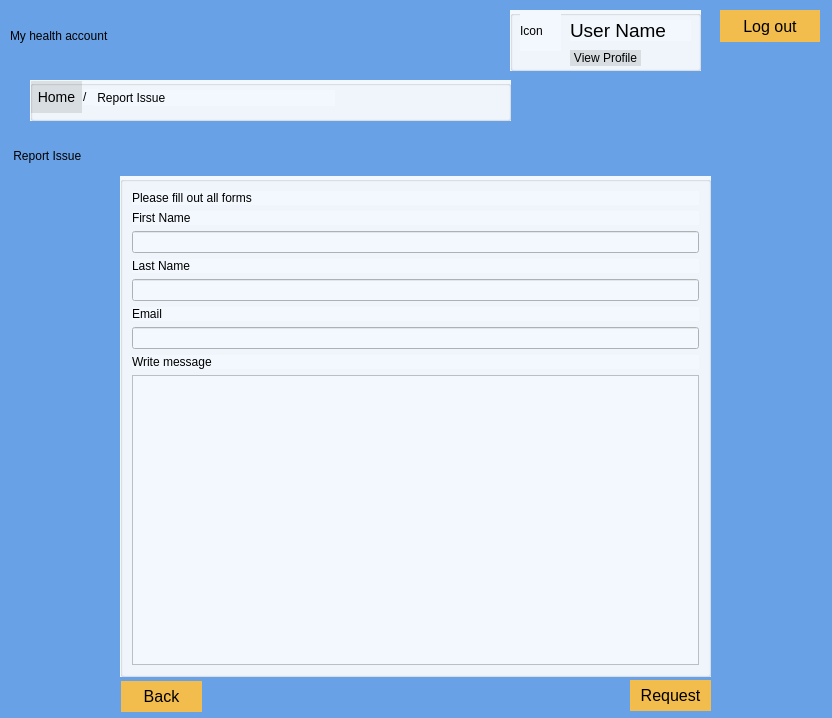
Qt form userreportissue.ui (Darijan444/COV-19-Desktop_App) before a commit.
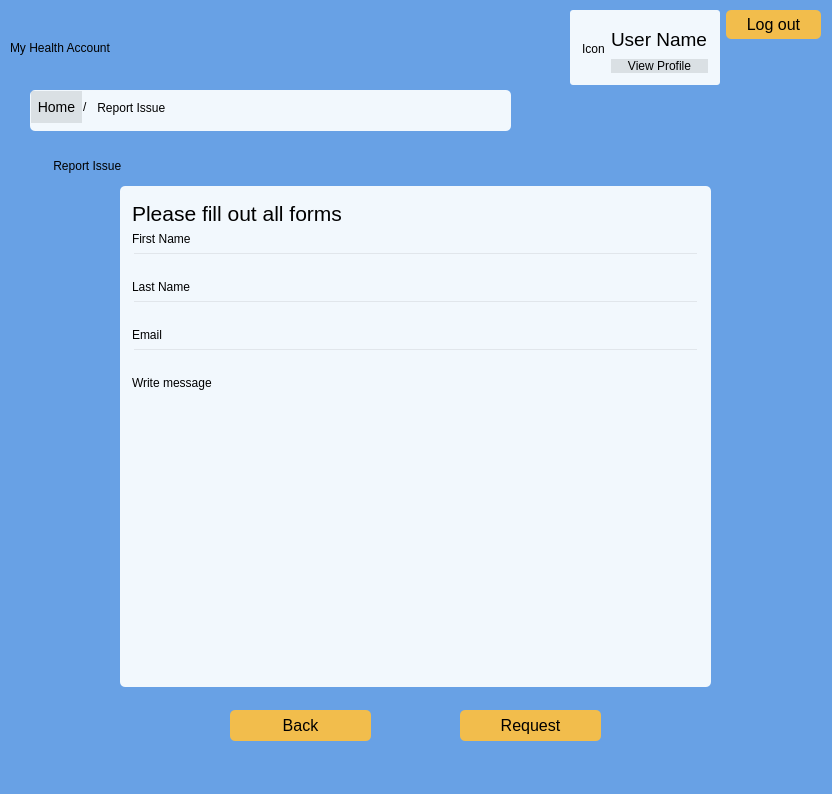
The same form after that commit.

The edit to the form file:
```diff
--- a/userreportissue.ui
+++ b/userreportissue.ui
@@ -7,7 +7,7 @@
     <x>0</x>
     <y>0</y>
     <width>832</width>
-    <height>718</height>
+    <height>794</height>
    </rect>
   </property>
   <property name="windowTitle">
@@ -16,154 +16,20 @@
   <property name="styleSheet">
    <string notr="true">background-color: rgb(104, 161, 229);</string>
   </property>
-  <widget class="QLabel" name="label_6">
-   <property name="geometry">
-    <rect>
-     <x>10</x>
-     <y>10</y>
-     <width>321</width>
-     <height>51</height>
-    </rect>
-   </property>
-   <property name="styleSheet">
-    <string notr="true">font: 24pt &quot;.AppleSystemUIFont&quot;;
-background-color: rgb(104, 161, 229);</string>
-   </property>
-   <property name="text">
-    <string>My health account </string>
-   </property>
-  </widget>
-  <widget class="QGroupBox" name="groupBox_6">
-   <property name="geometry">
-    <rect>
-     <x>510</x>
-     <y>10</y>
-     <width>191</width>
-     <height>61</height>
-    </rect>
-   </property>
-   <property name="styleSheet">
-    <string notr="true">background-color: rgb(242, 248, 253)</string>
-   </property>
-   <property name="title">
-    <string/>
-   </property>
-   <widget class="QLabel" name="labelUserName">
-    <property name="geometry">
-     <rect>
-      <x>60</x>
-      <y>10</y>
-      <width>121</width>
-      <height>21</height>
-     </rect>
-    </property>
-    <property name="font">
-     <font>
-      <family>.AppleSystemUIFont</family>
-      <pointsize>14</pointsize>
-      <italic>false</italic>
-      <bold>false</bold>
-     </font>
-    </property>
-    <property name="styleSheet">
-     <string notr="true">font: 14pt &quot;.AppleSystemUIFont&quot;;
-background-color: rgb(242, 248, 253)</string>
-    </property>
-    <property name="text">
-     <string>User Name</string>
-    </property>
-   </widget>
-   <widget class="QLabel" name="labelIconUser">
-    <property name="geometry">
-     <rect>
-      <x>10</x>
-      <y>0</y>
-      <width>41</width>
-      <height>41</height>
-     </rect>
-    </property>
-    <property name="styleSheet">
-     <string notr="true">background-color: rgb(242, 248, 253)</string>
-    </property>
-    <property name="text">
-     <string>Icon</string>
-    </property>
-   </widget>
-   <widget class="QPushButton" name="pushButtonViewProfile">
-    <property name="geometry">
-     <rect>
-      <x>60</x>
-      <y>40</y>
-      <width>71</width>
-      <height>16</height>
-     </rect>
-    </property>
-    <property name="styleSheet">
-     <string notr="true">QPushButton {
-	background-color: rgb(0, 0, 0,0.1); 
-	border: none; 
-	color: rgb(0, 0, 0); 
-	font: 12px;
-} 
-
-QPushButton:hover { 
-	background-color: rgb(0, 0, 0, 0.1); 
-	border: none; 
-	color: rgb(0, 43, 255); 
-}</string>
-    </property>
-    <property name="text">
-     <string>View Profile</string>
-    </property>
-   </widget>
-  </widget>
-  <widget class="QPushButton" name="pushButtonLogout">
-   <property name="geometry">
-    <rect>
-     <x>720</x>
-     <y>10</y>
-     <width>100</width>
-     <height>32</height>
-    </rect>
-   </property>
-   <property name="styleSheet">
-    <string notr="true">QPushButton {
-
-    background-color: rgb(242, 189, 76); 
-
-    border: none; 
-
-    color: rgb(0, 0, 0); 
-
-    font: 16px;
-
-} 
-
-QPushButton:hover { 
-
-    background-color: rgb(245, 149, 66); 
-
-    border: none; 
-
-    color: rgb(0, 43, 255); 
-
-}</string>
-   </property>
-   <property name="text">
-    <string>Log out</string>
-   </property>
-  </widget>
   <widget class="QGroupBox" name="groupBox">
    <property name="geometry">
     <rect>
      <x>120</x>
-     <y>176</y>
+     <y>186</y>
      <width>591</width>
      <height>501</height>
     </rect>
    </property>
    <property name="styleSheet">
-    <string notr="true">background-color: rgb(242, 248, 253)</string>
+    <string notr="true">QGroupBox { 
+     border-radius: 5px; 
+	background-color: rgb(242, 248, 253);
+ } </string>
    </property>
    <property name="title">
     <string/>
@@ -171,9 +37,17 @@
    <layout class="QVBoxLayout" name="verticalLayout_5">
     <item>
      <widget class="QLabel" name="label">
+      <property name="font">
+       <font>
+        <family>.AppleSystemUIFont</family>
+        <pointsize>16</pointsize>
+        <italic>false</italic>
+        <bold>false</bold>
+       </font>
+      </property>
       <property name="styleSheet">
        <string notr="true">font: 16pt &quot;.AppleSystemUIFont&quot;;
-background-color: rgb(242, 248, 253)</string>
+background-color: rgb(242, 248, 253, 0)</string>
       </property>
       <property name="text">
        <string>Please fill out all forms</string>
@@ -185,7 +59,7 @@
       <item>
        <widget class="QLabel" name="label_2">
         <property name="styleSheet">
-         <string notr="true">background-color: rgb(242, 248, 253)</string>
+         <string notr="true">background-color: rgb(242, 248, 253, 0)</string>
         </property>
         <property name="text">
          <string>First Name</string>
@@ -195,7 +69,7 @@
       <item>
        <widget class="QLineEdit" name="lineEditFirstName">
         <property name="styleSheet">
-         <string notr="true">background-color: rgb(242, 248, 253)</string>
+         <string notr="true">background-color: rgb(242, 248, 253, 0)</string>
         </property>
        </widget>
       </item>
@@ -206,7 +80,7 @@
       <item>
        <widget class="QLabel" name="label_3">
         <property name="styleSheet">
-         <string notr="true">background-color: rgb(242, 248, 253)</string>
+         <string notr="true">background-color: rgb(242, 248, 253, 0)</string>
         </property>
         <property name="text">
          <string>Last Name</string>
@@ -216,7 +90,7 @@
       <item>
        <widget class="QLineEdit" name="lineEditLastName">
         <property name="styleSheet">
-         <string notr="true">background-color: rgb(242, 248, 253)</string>
+         <string notr="true">background-color: rgb(242, 248, 253, 0)</string>
         </property>
        </widget>
       </item>
@@ -227,7 +101,7 @@
       <item>
        <widget class="QLabel" name="label_5">
         <property name="styleSheet">
-         <string notr="true">background-color: rgb(242, 248, 253)</string>
+         <string notr="true">background-color: rgb(242, 248, 253, 0)</string>
         </property>
         <property name="text">
          <string>Email</string>
@@ -237,7 +111,7 @@
       <item>
        <widget class="QLineEdit" name="lineEditEmail">
         <property name="styleSheet">
-         <string notr="true">background-color: rgb(242, 248, 253)</string>
+         <string notr="true">background-color: rgb(242, 248, 253, 0)</string>
         </property>
        </widget>
       </item>
@@ -248,7 +122,7 @@
       <item>
        <widget class="QLabel" name="label_12">
         <property name="styleSheet">
-         <string notr="true">background-color: rgb(242, 248, 253)</string>
+         <string notr="true">background-color: rgb(242, 248, 253, 0)</string>
         </property>
         <property name="text">
          <string>Write message</string>
@@ -258,7 +132,7 @@
       <item>
        <widget class="QTextEdit" name="textEditMessage">
         <property name="styleSheet">
-         <string notr="true">background-color: rgb(242, 248, 253)</string>
+         <string notr="true">background-color: rgb(242, 248, 253, 0)</string>
         </property>
        </widget>
       </item>
@@ -272,8 +146,8 @@
   <widget class="QLabel" name="label_7">
    <property name="geometry">
     <rect>
-     <x>10</x>
-     <y>140</y>
+     <x>50</x>
+     <y>150</y>
      <width>201</width>
      <height>31</height>
     </rect>
@@ -290,13 +164,16 @@
    <property name="geometry">
     <rect>
      <x>30</x>
-     <y>80</y>
+     <y>90</y>
      <width>481</width>
      <height>41</height>
     </rect>
    </property>
    <property name="styleSheet">
-    <string notr="true">background-color: rgb(242, 248, 253)</string>
+    <string notr="true">QGroupBox { 
+     border-radius: 5px; 
+	background-color: rgb(242, 248, 253);
+ } </string>
    </property>
    <property name="title">
     <string/>
@@ -310,6 +187,9 @@
       <height>16</height>
      </rect>
     </property>
+    <property name="styleSheet">
+     <string notr="true">background-color: rgb(242, 248, 253,0)</string>
+    </property>
     <property name="text">
      <string>/</string>
     </property>
@@ -324,7 +204,7 @@
      </rect>
     </property>
     <property name="styleSheet">
-     <string notr="true">background-color: rgb(242, 248, 253)</string>
+     <string notr="true">background-color: rgb(242, 248, 253, 0)</string>
     </property>
     <property name="text">
      <string> Report Issue</string>
@@ -361,23 +241,19 @@
   <widget class="QPushButton" name="pushButtonBack">
    <property name="geometry">
     <rect>
-     <x>121</x>
-     <y>681</y>
-     <width>81</width>
+     <x>230</x>
+     <y>710</y>
+     <width>141</width>
      <height>31</height>
     </rect>
    </property>
    <property name="styleSheet">
     <string notr="true">QPushButton {
-
     background-color: rgb(242, 189, 76); 
-
-    border: none; 
-
+    border: none;
+     border-radius: 5px; 
     color: rgb(0, 0, 0); 
-
     font: 16px;
-
 } 
 
 QPushButton:hover { 
@@ -387,8 +263,9 @@
     border: none; 
 
     color: rgb(0, 43, 255); 
-
-}</string>
+    padding: 5 20px;
+}
+</string>
    </property>
    <property name="text">
     <string>Back</string>
@@ -397,23 +274,19 @@
   <widget class="QPushButton" name="pushButtonRequest">
    <property name="geometry">
     <rect>
-     <x>630</x>
-     <y>680</y>
-     <width>81</width>
+     <x>460</x>
+     <y>710</y>
+     <width>141</width>
      <height>31</height>
     </rect>
    </property>
    <property name="styleSheet">
     <string notr="true">QPushButton {
-
     background-color: rgb(242, 189, 76); 
-
-    border: none; 
-
+    border: none;
+     border-radius: 5px; 
     color: rgb(0, 0, 0); 
-
     font: 16px;
-
 } 
 
 QPushButton:hover { 
@@ -423,13 +296,163 @@
     border: none; 
 
     color: rgb(0, 43, 255); 
-
-}</string>
+    padding: 5 20px;
+}
+</string>
    </property>
    <property name="text">
     <string>Request</string>
    </property>
   </widget>
+  <widget class="QWidget" name="layoutWidget_2">
+   <property name="geometry">
+    <rect>
+     <x>10</x>
+     <y>10</y>
+     <width>811</width>
+     <height>75</height>
+    </rect>
+   </property>
+   <layout class="QHBoxLayout" name="horizontalLayout_3">
+    <item>
+     <widget class="QLabel" name="label_4">
+      <property name="styleSheet">
+       <string notr="true">font: 30pt &quot;.AppleSystemUIFont&quot;;
+background-color: rgb(104, 161, 229);</string>
+      </property>
+      <property name="text">
+       <string>My Health Account </string>
+      </property>
+     </widget>
+    </item>
+    <item>
+     <spacer name="horizontalSpacer">
+      <property name="orientation">
+       <enum>Qt::Horizontal</enum>
+      </property>
+      <property name="sizeHint" stdset="0">
+       <size>
+        <width>368</width>
+        <height>20</height>
+       </size>
+      </property>
+     </spacer>
+    </item>
+    <item>
+     <widget class="QGroupBox" name="groupBox_6">
+      <property name="styleSheet">
+       <string notr="true">QGroupBox { 
+     border-radius: 3px; 
+	background-color: rgb(242, 248, 253);
+ } </string>
+      </property>
+      <property name="title">
+       <string/>
+      </property>
+      <layout class="QGridLayout" name="gridLayout_2">
+       <item row="0" column="0">
+        <widget class="QLabel" name="labelIconUser">
+         <property name="styleSheet">
+          <string notr="true">background-color: rgb(242, 248, 253,0)</string>
+         </property>
+         <property name="text">
+          <string>Icon</string>
+         </property>
+        </widget>
+       </item>
+       <item row="0" column="1">
+        <layout class="QVBoxLayout" name="verticalLayout_6">
+         <item>
+          <widget class="QLabel" name="labelUserName">
+           <property name="font">
+            <font>
+             <family>.AppleSystemUIFont</family>
+             <pointsize>14</pointsize>
+             <italic>false</italic>
+             <bold>false</bold>
+            </font>
+           </property>
+           <property name="styleSheet">
+            <string notr="true">font: 14pt &quot;.AppleSystemUIFont&quot;;
+background-color: rgb(242, 248, 253,0)</string>
+           </property>
+           <property name="text">
+            <string>User Name</string>
+           </property>
+          </widget>
+         </item>
+         <item>
+          <widget class="QPushButton" name="pushButtonViewProfile">
+           <property name="layoutDirection">
+            <enum>Qt::LeftToRight</enum>
+           </property>
+           <property name="styleSheet">
+            <string notr="true">QPushButton {
+	background-color: rgb(0, 0, 0,0.1); 
+	border: none; 
+	color: rgb(0, 0, 0); 
+	font: 12px;
+} 
+
+QPushButton:hover { 
+	background-color: rgb(0, 0, 0, 0.1); 
+	border: none; 
+	color: rgb(0, 43, 255); 
+}</string>
+           </property>
+           <property name="text">
+            <string>View Profile</string>
+           </property>
+          </widget>
+         </item>
+        </layout>
+       </item>
+      </layout>
+     </widget>
+    </item>
+    <item>
+     <layout class="QVBoxLayout" name="verticalLayout_7">
+      <item>
+       <widget class="QPushButton" name="pushButtonLogout">
+        <property name="styleSheet">
+         <string notr="true">QPushButton {
+    background-color: rgb(242, 189, 76); 
+    border: none;
+     border-radius: 5px; 
+    color: rgb(0, 0, 0); 
+    font: 16px;
+	padding: 5 20px;
+} 
+
+QPushButton:hover { 
+    background-color: rgb(245, 149, 66); 
+    border: none; 
+    border-radius: 5px; 
+    color: rgb(0, 43, 255); 
+}</string>
+        </property>
+        <property name="text">
+         <string>Log out</string>
+        </property>
+       </widget>
+      </item>
+      <item>
+       <spacer name="verticalSpacer">
+        <property name="orientation">
+         <enum>Qt::Vertical</enum>
+        </property>
+        <property name="sizeHint" stdset="0">
+         <size>
+          <width>20</width>
+          <height>28</height>
+         </size>
+        </property>
+       </spacer>
+      </item>
+     </layout>
+    </item>
+   </layout>
+  </widget>
  </widget>
  <resources/>
  <connections/>
```
Left out of the diff: 8 changed lines with no effect on the pictures.
